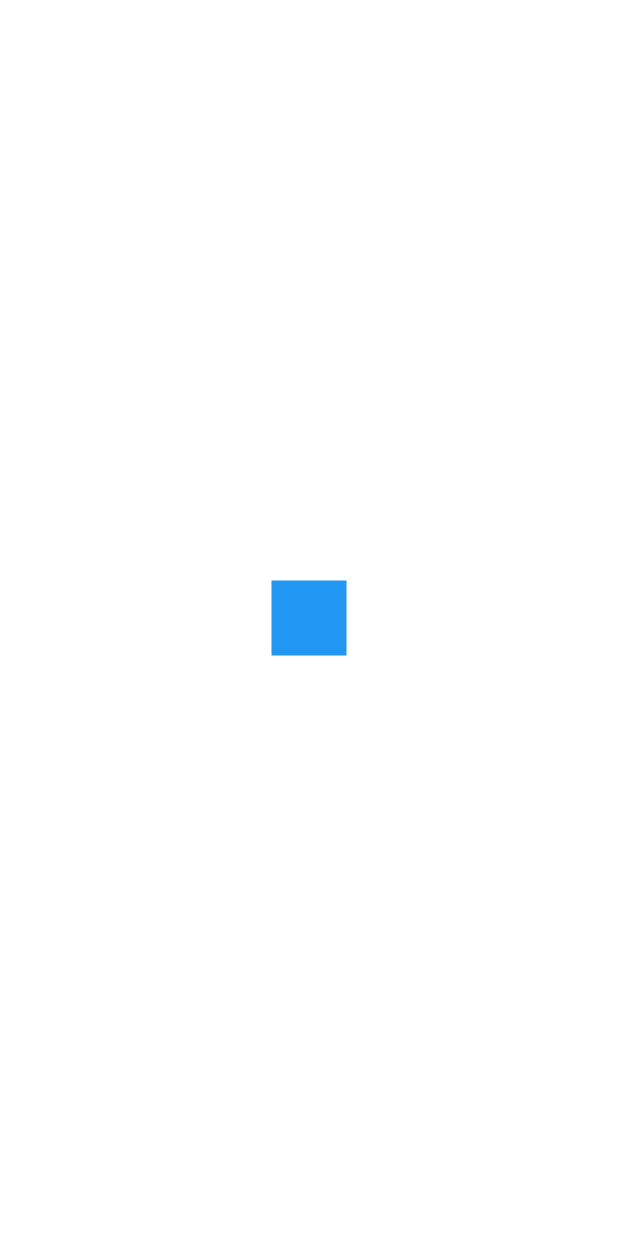
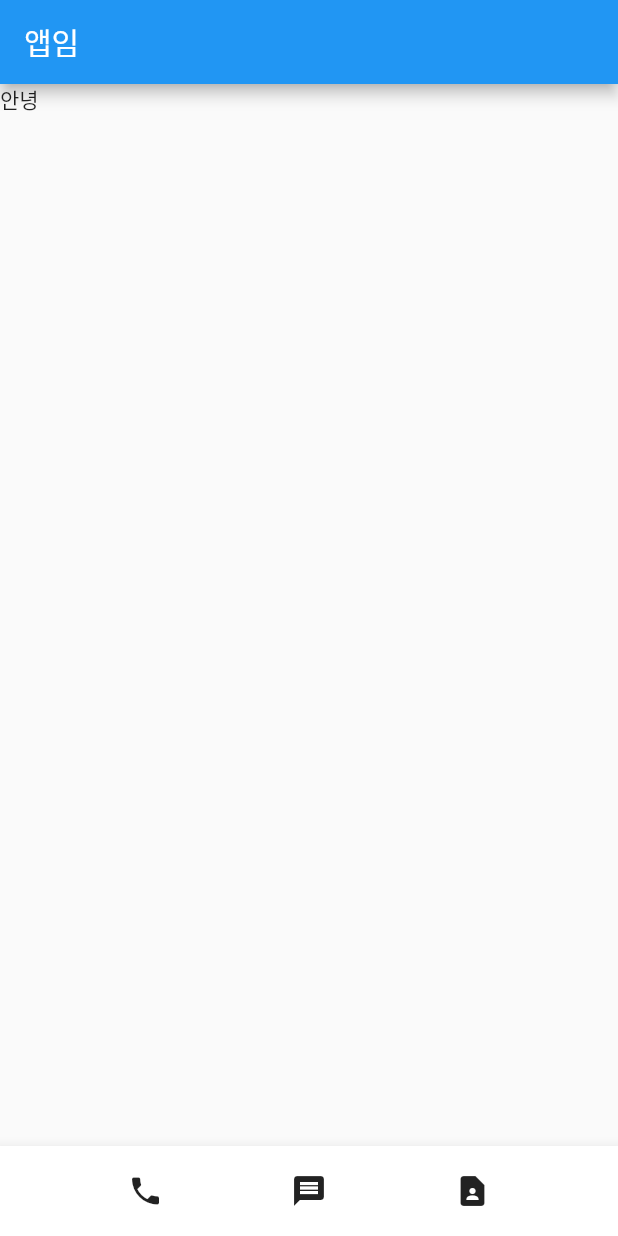
Before and after one commit to Mingyum-Kim/ICE4024, a Flutter app: the screen it shows after launch, on a phone screen of 412 x 824 dp. Run offline on Flutter 3.47's test engine with Material 2 defaults, Android fonts, the phone set to English and light mode, and no system bars.

Commit message:
feat: Scafold 위젯을 사용해 앱 레이아웃 만들기

```diff
--- a/frontend/analysis_options.yaml
+++ b/frontend/analysis_options.yaml
@@ -25,6 +25,7 @@ linter:
     prefer_const_constructors_in_immutables : false
     prefer_const_constructors : false
     avoid_print : false
+    prefer_const_literals_to_create_immutables : false
     # avoid_print: false  # Uncomment to disable the `avoid_print` rule
     # prefer_single_quotes: true  # Uncomment to enable the `prefer_single_quotes` rule
 
--- a/frontend/lib/main.dart
+++ b/frontend/lib/main.dart
@@ -8,14 +8,30 @@ class MyApp extends StatelessWidget {
   const MyApp({super.key});
 
   @override
-  Widget build(BuildContext context) { // 위젯을 사용하여
+  Widget build(BuildContext context) {
     return MaterialApp(
-      // home: Icon(Icons.stars)
-      // home: Text("텍스트")
-      // home: Image.asset('emoticon.png')
-      home: Center(
-        child: Container( width: 50, height : 50, color: Colors.blue)
-      )
+      home: Scaffold( // 상중하 레이아웃으로 나누는 위젯
+        appBar: AppBar(
+          title: Text('앱임'),
+        ),
+        body: Container(
+          child: Text('안녕')
+        ),
+        bottomNavigationBar:
+          BottomAppBar(
+            child: Container (
+                height : 60,
+                child: Row(
+                    mainAxisAlignment: MainAxisAlignment.spaceEvenly,
+                    children : [
+                      Icon(Icons.phone),
+                      Icon(Icons.message),
+                      Icon(Icons.contact_page)
+                    ]
+                )
+            )
+          )
+      ),
     );
   }
 }
```
